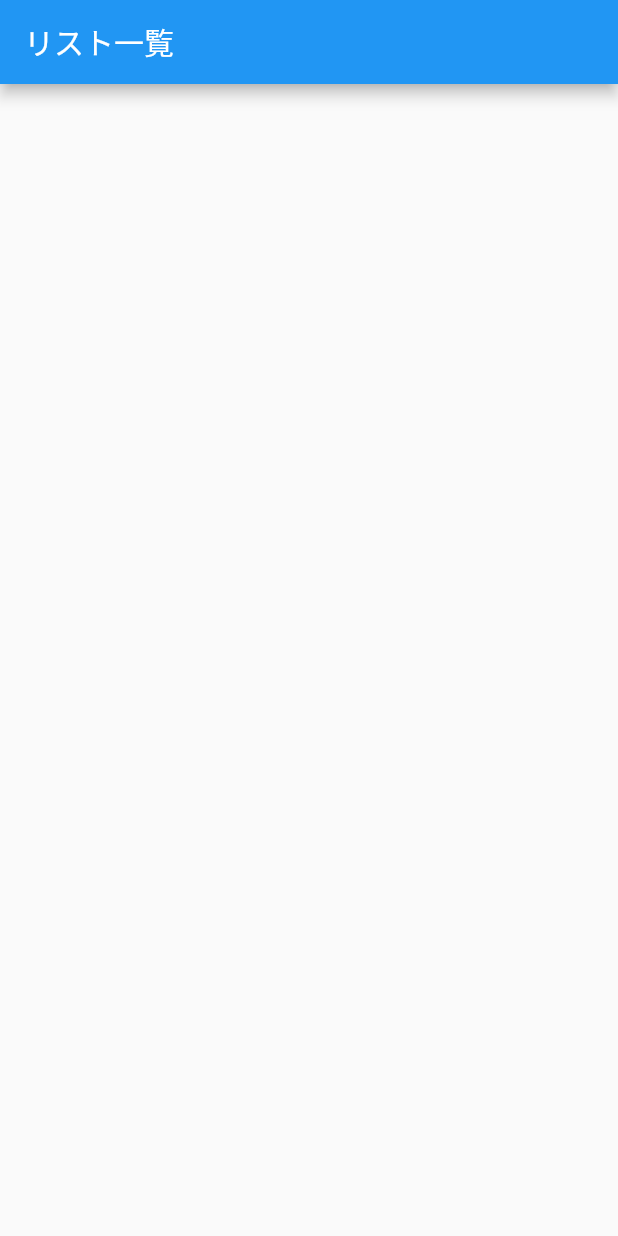
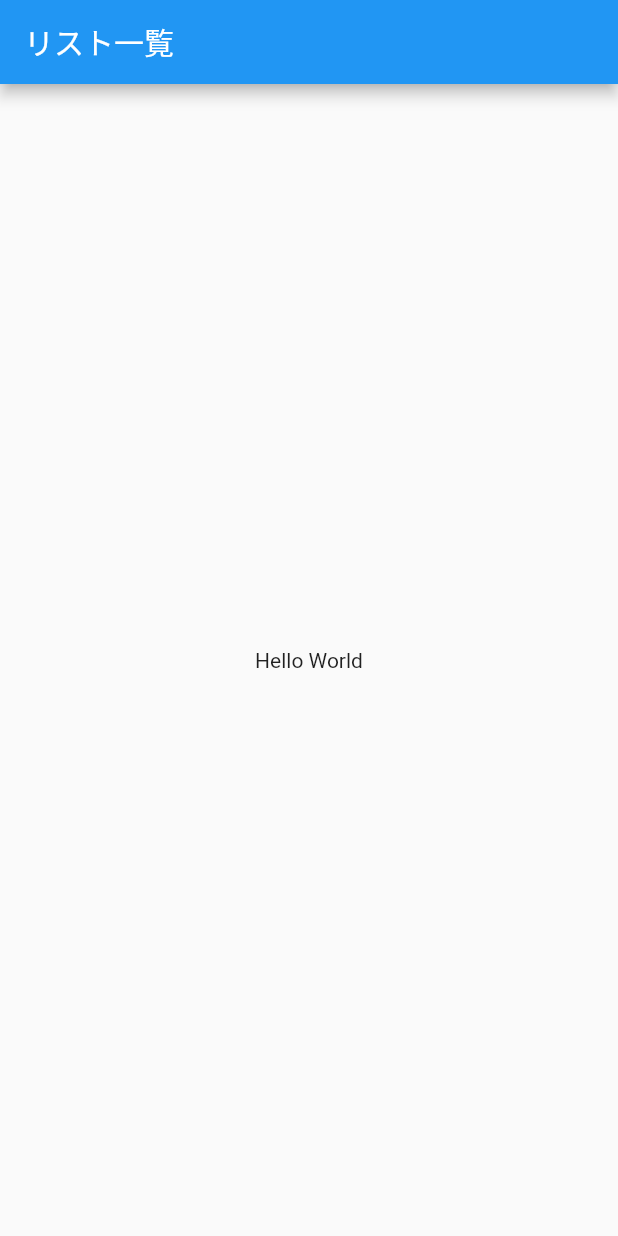
Before and after one commit to hamadayuuki/practice-flutter, a Flutter app: the screen it shows after launch, on a phone screen of 412 x 824 dp. Run offline on Flutter 3.47's test engine with Material 2 defaults, Android fonts, the phone set to English and light mode, and no system bars.

Commit message:
add: Text() を用いてHello World を表示する

```diff
--- a/lib/main.dart
+++ b/lib/main.dart
@@ -42,7 +42,7 @@ class _TodoListPageState extends State<TodoListPage> {
       ),
 
       body: Center(
-
+        child: Text("Hello World")
       ),
 
     );// Scaffold
```
